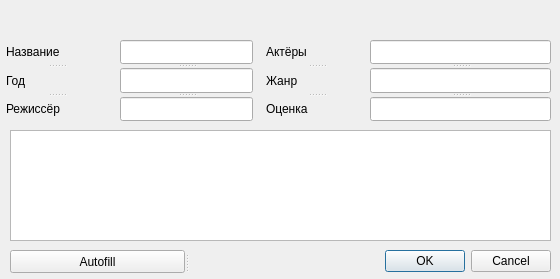
RomanChernooki/Laba2, file filmlister/adddialog.ui: the form before one commit.
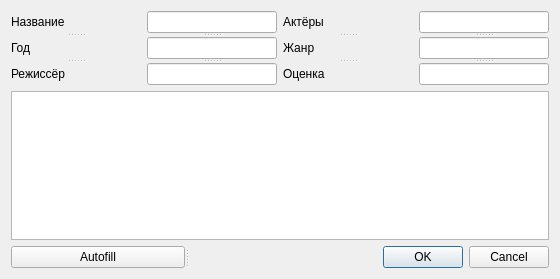
The form after the commit.

Commit message: Улучшил поиск и поработал над интерфейсом.

```diff
--- a/filmlister/adddialog.ui
+++ b/filmlister/adddialog.ui
@@ -13,61 +13,13 @@
   <property name="windowTitle">
    <string>Dialog</string>
   </property>
-  <widget class="QPlainTextEdit" name="plainTextEdit">
-   <property name="geometry">
-    <rect>
-     <x>10</x>
-     <y>130</y>
-     <width>541</width>
-     <height>111</height>
-    </rect>
-   </property>
-  </widget>
-  <widget class="QSplitter" name="splitter">
-   <property name="geometry">
-    <rect>
-     <x>370</x>
-     <y>40</y>
-     <width>181</width>
-     <height>81</height>
-    </rect>
-   </property>
-   <property name="orientation">
-    <enum>Qt::Vertical</enum>
-   </property>
-   <widget class="QLineEdit" name="lineActors">
-    <property name="text">
-     <string/>
-    </property>
-   </widget>
-   <widget class="QLineEdit" name="lineJanr"/>
-   <widget class="QLineEdit" name="lineRating"/>
-  </widget>
-  <widget class="QSplitter" name="splitter_2">
-   <property name="geometry">
-    <rect>
-     <x>120</x>
-     <y>40</y>
-     <width>133</width>
-     <height>81</height>
-    </rect>
-   </property>
-   <property name="orientation">
-    <enum>Qt::Vertical</enum>
-   </property>
-   <widget class="QLineEdit" name="lineName"/>
-   <widget class="QLineEdit" name="lineYear"/>
-   <widget class="QLineEdit" name="lineDirector"/>
-  </widget>
+  <layout class="QVBoxLayout" name="verticalLayout_2">
+   <item>
+    <layout class="QVBoxLayout" name="verticalLayout">
+     <item>
+      <layout class="QHBoxLayout" name="horizontalLayout">
+       <item>
   <widget class="QSplitter" name="splitter_3">
-   <property name="geometry">
-    <rect>
-     <x>6</x>
-     <y>40</y>
-     <width>101</width>
-     <height>81</height>
-    </rect>
-   </property>
    <property name="orientation">
     <enum>Qt::Vertical</enum>
    </property>
@@ -87,15 +39,19 @@
     </property>
    </widget>
   </widget>
+       </item>
+       <item>
+        <widget class="QSplitter" name="splitter_2">
+         <property name="orientation">
+          <enum>Qt::Vertical</enum>
+         </property>
+         <widget class="QLineEdit" name="lineName"/>
+         <widget class="QLineEdit" name="lineYear"/>
+         <widget class="QLineEdit" name="lineDirector"/>
+        </widget>
+       </item>
+       <item>
   <widget class="QSplitter" name="splitter_4">
-   <property name="geometry">
-    <rect>
-     <x>266</x>
-     <y>40</y>
-     <width>101</width>
-     <height>81</height>
-    </rect>
-   </property>
    <property name="orientation">
     <enum>Qt::Vertical</enum>
    </property>
@@ -115,15 +71,30 @@
     </property>
    </widget>
   </widget>
+       </item>
+       <item>
+        <widget class="QSplitter" name="splitter">
+         <property name="orientation">
+          <enum>Qt::Vertical</enum>
+         </property>
+         <widget class="QLineEdit" name="lineActors">
+          <property name="text">
+           <string/>
+          </property>
+         </widget>
+         <widget class="QLineEdit" name="lineJanr"/>
+         <widget class="QLineEdit" name="lineRating"/>
+        </widget>
+       </item>
+      </layout>
+     </item>
+     <item>
+      <widget class="QPlainTextEdit" name="plainTextEdit"/>
+     </item>
+    </layout>
+   </item>
+   <item>
   <widget class="QSplitter" name="splitter_5">
-   <property name="geometry">
-    <rect>
-     <x>10</x>
-     <y>250</y>
-     <width>541</width>
-     <height>23</height>
-    </rect>
-   </property>
    <property name="orientation">
     <enum>Qt::Horizontal</enum>
    </property>
@@ -141,6 +112,8 @@
     </property>
    </widget>
   </widget>
+   </item>
+  </layout>
  </widget>
  <resources/>
  <connections>
```
Lines whose indentation alone changed are shown as unchanged. The commit also changes 1 other file.
